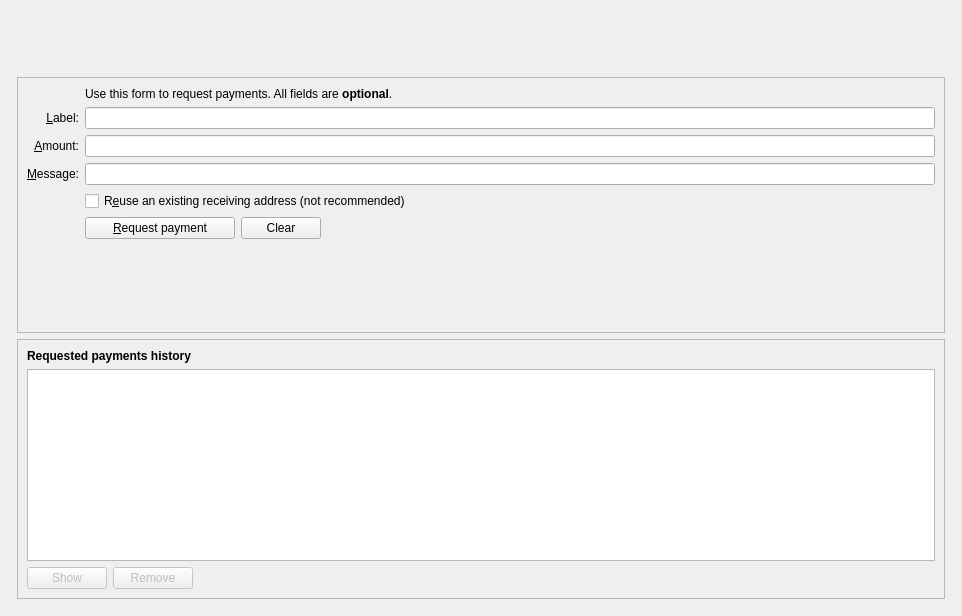
Qt form src/qt/forms/receivecoinsdialog.ui (LeisureCoinProject/LeisureCoin-Core) before a commit.
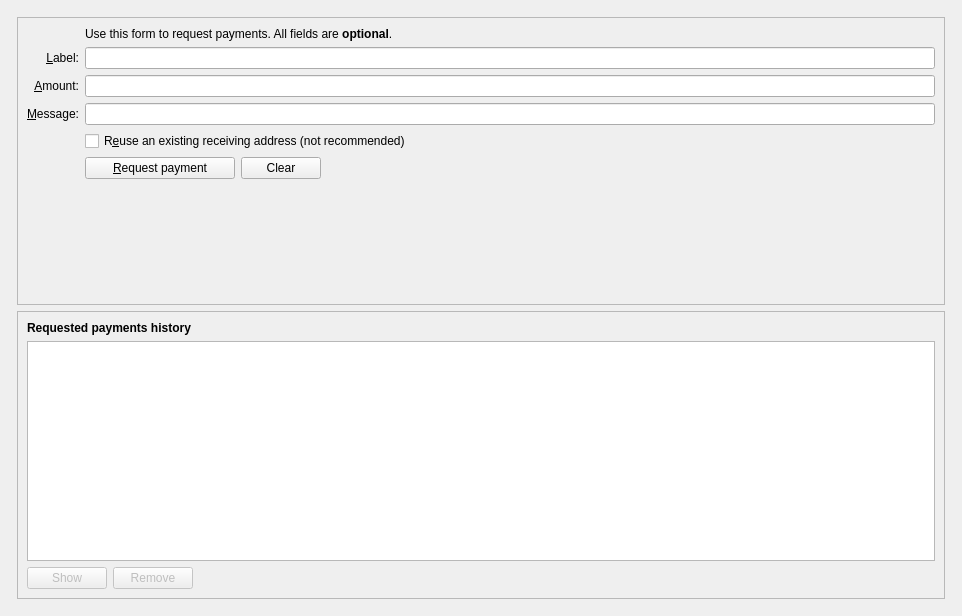
The same form after that commit. Icons and pictures are not drawn. Custom widgets are drawn as their Qt base class.

The edit to the form file:
```diff
--- a/src/qt/forms/receivecoinsdialog.ui
+++ b/src/qt/forms/receivecoinsdialog.ui
@@ -32,48 +32,7 @@
          <number>0</number>
         </property>
         <item>
-         <layout class="QHBoxLayout" name="horizontalLayout_Header" stretch="1,0">
-          <item>
-           <spacer name="horizontalSpacer_3">
-            <property name="orientation">
-             <enum>Qt::Horizontal</enum>
-            </property>
-            <property name="sizeHint" stdset="0">
-             <size>
-              <width>40</width>
-              <height>20</height>
-             </size>
-            </property>
-           </spacer>
-          </item>
-          <item>
-           <widget class="QLabel" name="labelOverviewHeaderRight">
-            <property name="minimumSize">
-             <size>
-              <width>464</width>
-              <height>60</height>
-             </size>
-            </property>
-            <property name="maximumSize">
-             <size>
-              <width>16777215</width>
-              <height>60</height>
-             </size>
-            </property>
-            <property name="font">
-             <font>
-              <pointsize>14</pointsize>
-             </font>
-            </property>
-            <property name="text">
-             <string/>
-            </property>
-            <property name="alignment">
-             <set>Qt::AlignRight|Qt::AlignTrailing|Qt::AlignVCenter</set>
-            </property>
-           </widget>
-          </item>
-         </layout>
+         <layout class="QHBoxLayout" name="horizontalLayout_Header" stretch=""/>
         </item>
        </layout>
       </widget>
```
